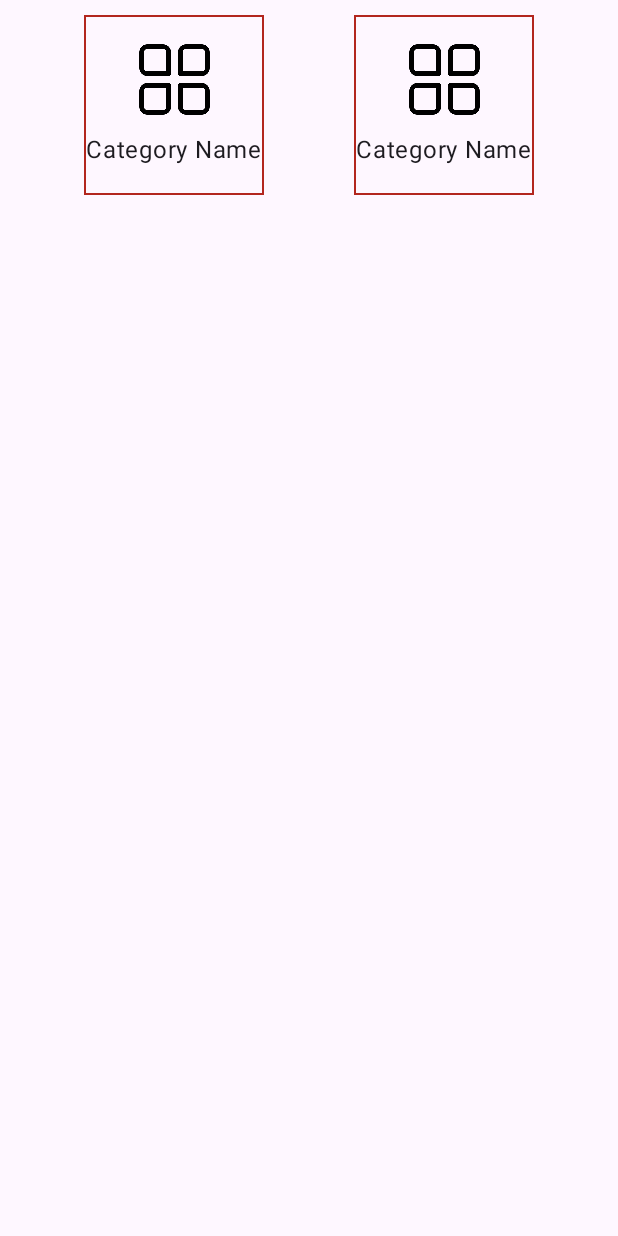
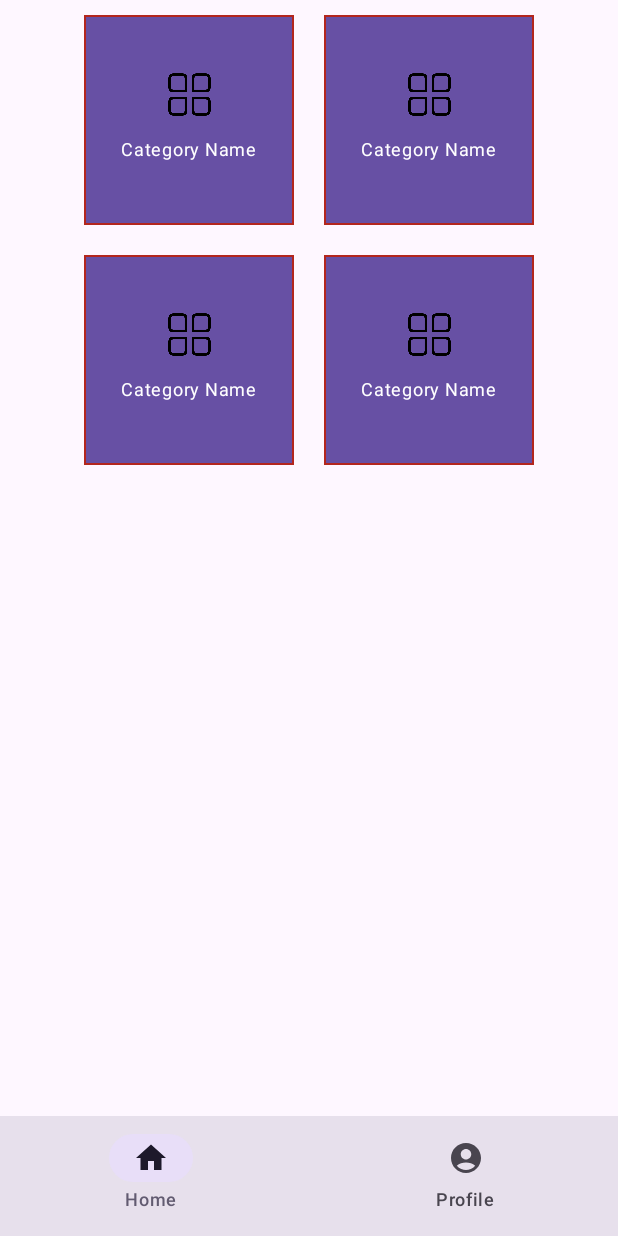
Before and after one commit to MuhittinTanoba/VocaVille, an Android app built with Jetpack Compose: the CategoryScreen screen opened through its navigation route, on a phone screen of 412 x 824 dp. Run offline under Robolectric (Android 15) with nearby library versions, the phone set to English and light mode, and no system bars.

Commit message:
BottomNavigationBar

```diff
--- a/app/src/main/java/com/example/vocaville/CategoryScreen.kt
+++ b/app/src/main/java/com/example/vocaville/CategoryScreen.kt
@@ -6,6 +6,7 @@ import androidx.compose.foundation.border
 import androidx.compose.foundation.layout.Arrangement
 import androidx.compose.foundation.layout.Box
 import androidx.compose.foundation.layout.Column
+import androidx.compose.foundation.layout.PaddingValues
 import androidx.compose.foundation.layout.Row
 import androidx.compose.foundation.layout.Spacer
 import androidx.compose.foundation.layout.fillMaxSize
@@ -13,10 +14,16 @@ import androidx.compose.foundation.layout.fillMaxWidth
 import androidx.compose.foundation.layout.height
 import androidx.compose.foundation.layout.padding
 import androidx.compose.foundation.layout.size
+import androidx.compose.material.icons.Icons
+import androidx.compose.material.icons.filled.AccountCircle
+import androidx.compose.material.icons.filled.Home
 import androidx.compose.material3.AlertDialogDefaults.shape
 import androidx.compose.material3.Icon
 import androidx.compose.material3.MaterialTheme
 import androidx.compose.material3.MaterialTheme.shapes
+import androidx.compose.material3.NavigationBar
+import androidx.compose.material3.NavigationBarItem
+import androidx.compose.material3.Scaffold
 import androidx.compose.material3.Surface
 import androidx.compose.material3.Text
 import androidx.compose.runtime.Composable
@@ -29,36 +36,42 @@ import androidx.compose.ui.unit.dp
 import androidx.compose.ui.unit.sp
 
 @Composable
-fun CategoryScreen(modifier: Modifier){
-    CategoryList()
+fun CategoryScreen(modifier: Modifier) {
+    Scaffold(
+        bottomBar = { BottomNavigation() }
+    ) { padding ->
+        CategoryList(padding)
+    }
 }
 
 @Composable
 @Preview
-fun CategoryCardsCollection(){
-    Surface (
+fun CategoryCardsCollection() {
+    Surface(
+        color = MaterialTheme.colorScheme.primary,
         modifier = Modifier
-            .padding(horizontal = 30.dp, vertical = 10.dp)
+            .padding(horizontal = 10.dp, vertical = 10.dp)
             .border(
                 width = 1.dp,
                 color = MaterialTheme.colorScheme.error
             )
-    ){
-        Box{
+    ) {
+        Box {
             Column(
                 horizontalAlignment = Alignment.CenterHorizontally,
                 verticalArrangement = Arrangement.Center,
-                modifier = Modifier.size(120.dp)
+                modifier = Modifier.size(140.dp)
             ) {
                 Image(
                     painter = painterResource(id = R.drawable.category),
                     contentDescription = null,
                     contentScale = ContentScale.Crop,
-                    modifier = Modifier.size(50.dp)
+                    modifier = Modifier.size(30.dp)
                 )
                 Text(
                     text = "Category Name",
-                    modifier = Modifier.padding(top = 10.dp)
+                    modifier = Modifier.padding(top = 10.dp),
+                    fontSize = 12.sp
                 )
             }
         }
@@ -68,16 +81,23 @@ fun CategoryCardsCollection(){
 
 
 @Composable
-@Preview
-fun CategoryList(){
+fun CategoryList(paddingValues: PaddingValues) {
     Box(
-      modifier = Modifier.fillMaxWidth()
+        modifier = Modifier.fillMaxWidth()
+            .padding(paddingValues)
     ) {
-        Column (
+        Column(
             modifier = Modifier
                 .align(Alignment.Center)
                 .fillMaxWidth()
-        ){
+        ) {
+            Row(
+                horizontalArrangement = Arrangement.Center,
+                modifier = Modifier.fillMaxWidth()
+            ) {
+                CategoryCardsCollection()
+                CategoryCardsCollection()
+            }
             Row(
                 horizontalArrangement = Arrangement.Center,
                 modifier = Modifier.fillMaxWidth()
@@ -88,3 +108,45 @@ fun CategoryList(){
         }
     }
 }
+
+
+@Composable
+private fun BottomNavigation(modifier: Modifier = Modifier) {
+    NavigationBar(
+        containerColor = MaterialTheme.colorScheme.surfaceVariant,
+        modifier = modifier
+    ) {
+        NavigationBarItem(
+            icon = {
+                Icon(
+                    imageVector = Icons.Default.Home,
+                    contentDescription = null
+                )
+            },
+            label = {
+                Text(text = "Home")
+            },
+            selected = true,
+            onClick = {}
+        )
+        NavigationBarItem(
+            icon = {
+                Icon(
+                    imageVector = Icons.Default.AccountCircle,
+                    contentDescription = null
+                )
+            },
+            label = {
+                Text(text = "Profile")
+            },
+            selected = false,
+            onClick = {}
+        )
+    }
+}
+
+@Preview
+@Composable
+fun BottomNavigationPreview() {
+    BottomNavigation()
+}
```
